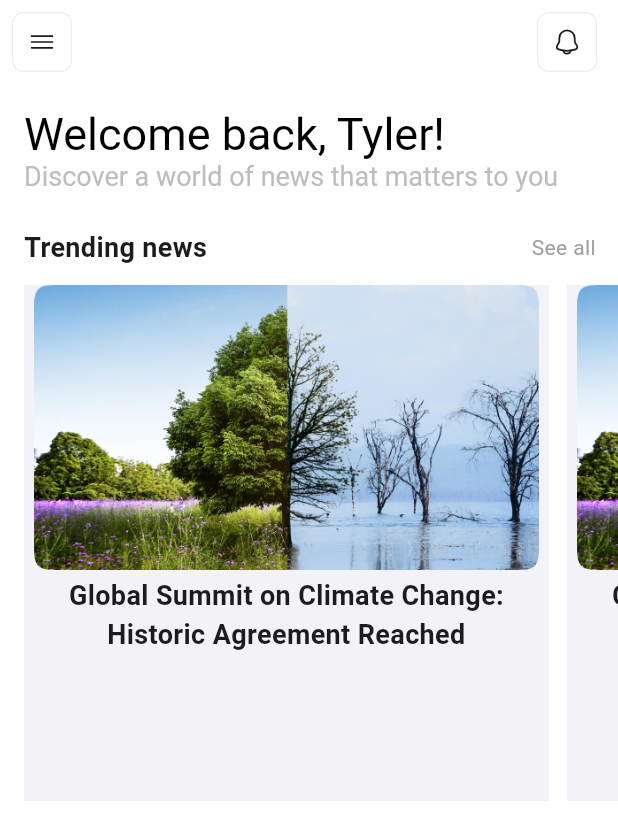
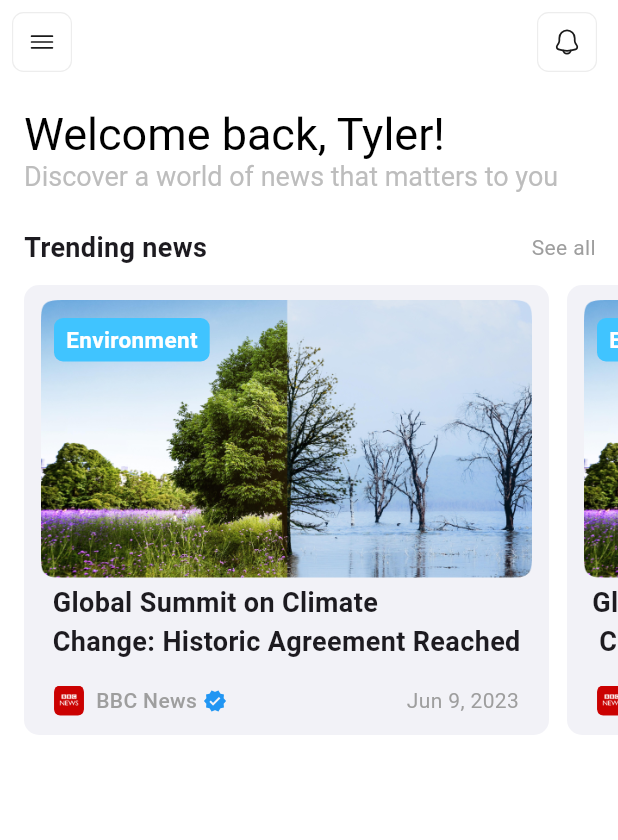
Before and after one commit to Dimo0-n/laborator2PAM, a Flutter app: the screen it shows after launch, on a phone screen of 412 x 824 dp. Shown: the top 840 px of the screen. Run offline on Flutter 3.47's test engine with Material 3 defaults, Android fonts, the phone set to English and light mode, and no system bars; our stand-ins replace flutter_svg.

Commit message:
adaugare containere de tranding news

```diff
--- a/lib/screens/home_screen.dart
+++ b/lib/screens/home_screen.dart
@@ -14,7 +14,6 @@ class HomeScreen extends StatelessWidget {
       body: Column(
         crossAxisAlignment: CrossAxisAlignment.start,
         children: [
-          // Textul de sus
           Padding(
             padding: const EdgeInsets.all(16.0),
             child: RichText(
--- a/lib/widgets/trending_news.dart
+++ b/lib/widgets/trending_news.dart
@@ -26,24 +26,31 @@ class TrendingNewsWidget extends StatelessWidget {
             ],
           ),
 
-          const SizedBox(height: 12), // spațiu între text și carusel
+          const SizedBox(height: 12),
 
-          // Carusel scrollabil orizontal
           SizedBox(
-            height: 344, // înălțimea caruselului
+            height: 300,
             child: ListView(
               scrollDirection: Axis.horizontal,
-              physics: BouncingScrollPhysics(), // efect de scroll mai smooth
+              physics: BouncingScrollPhysics(),
               children: const [
-                TrendingCard(title: 'Global Summit on Climate '
-                    'Change: Historic Agreement Reached', imagePath: 'assets/img_1.png'),
-                TrendingCard(title: 'Global Summit on Climate '
-                    'Change: Historic Agreement Reached', imagePath: 'assets/img_1.png'),
-                TrendingCard(title: 'Global Summit on Climate '
-                    'Change: Historic Agreement Reached', imagePath: 'assets/img_1.png'),
+                TrendingCard(title: 'Global Summit on Climate\n'
+                    'Change: Historic Agreement Reached', imagePath: 'assets/img_1.png',
+                  source: "BBC News",
+                  date: "Jun 9, 2023",),
+                TrendingCard(title: 'Global Summit on Climate\n '
+                    'Change: Historic Agreement Reached', imagePath: 'assets/img_1.png',
+                  source: "BBC News",
+                  date: "Jun 9, 2023",),
+                TrendingCard(title: 'Global Summit on Climate\n '
+                    'Change: Historic Agreement Reached', imagePath: 'assets/img_1.png',
+                  source: "BBC News",
+                  date: "Jun 9, 2023",),
               ],
             ),
-          )
+          ),
+          const SizedBox(height: 12),
+
         ],
       ),
     );
--- a/lib/widgets/trending_news_element.dart
+++ b/lib/widgets/trending_news_element.dart
@@ -4,8 +4,16 @@ import 'package:flutter/material.dart';
 class TrendingCard extends StatelessWidget {
   final String title;
   final String imagePath;
+  final String source;
+  final String date;
 
-  const TrendingCard({super.key, required this.title, required this.imagePath});
+  const TrendingCard({
+    super.key,
+    required this.title,
+    required this.imagePath,
+    required this.source,
+    required this.date,
+  });
 
   @override
   Widget build(BuildContext context) {
@@ -13,20 +21,100 @@ class TrendingCard extends StatelessWidget {
       width: 350, // lățimea cardului
       margin: const EdgeInsets.only(right: 12),
       decoration: BoxDecoration(
-        color: CupertinoColors.systemGrey6
+        color: CupertinoColors.systemGrey6,
+        borderRadius: BorderRadius.circular(10),
       ),
       child: Column(
         children: [
-          Image.asset(
-            imagePath,
-            height: 190,  // înălțimea imaginii
-            fit: BoxFit.contain, // păstrează proporțiile
+          const SizedBox(height: 10),
+          Stack(
+            children: [
+              ClipRRect(
+                borderRadius: const BorderRadius.only(
+                  topLeft: Radius.circular(10),
+                  topRight: Radius.circular(10),
+                ),
+                child: Image.asset(
+                  imagePath,
+                  height: 185,
+                  width: double.infinity,
+                  fit: BoxFit.contain,
+                ),
+              ),
+              Positioned(
+                top: 12,
+                left: 20,
+                child: Container(
+                  padding: const EdgeInsets.symmetric(horizontal: 8, vertical: 4),
+                  decoration: BoxDecoration(
+                    color: Colors.lightBlueAccent,
+                    borderRadius: BorderRadius.circular(6),
+                  ),
+                  child: const Text(
+                    "Environment",
+                    style: TextStyle(
+                      color: Colors.white,
+                      fontSize: 15,
+                      fontWeight: FontWeight.bold,
+                    ),
+                  ),
+                ),
+              ),
+            ],
           ),
           const SizedBox(height: 4),
-          Text(
-            title,
-            style: const TextStyle(fontSize: 18, fontWeight: FontWeight.bold),
-            textAlign: TextAlign.center,
+          Padding(
+            padding: const EdgeInsets.symmetric(horizontal: 8.0),
+            child: Text(
+              title,
+              style: const TextStyle(fontSize: 18, fontWeight: FontWeight.bold),
+              textAlign: TextAlign.start,
+            ),
+          ),
+          const SizedBox(height: 8),
+          Padding(
+            padding: const EdgeInsets.symmetric(horizontal: 20.0, vertical: 8.0),
+            child: Row(
+              children: [
+                // logo-ul BBC real
+                ClipRRect(
+                  borderRadius: BorderRadius.circular(4),
+                  child: SizedBox(
+                    width: 20,
+                    height: 20,
+                    child: Image.asset(
+                      "assets/bbc_logo.png",
+                      fit: BoxFit.cover, // acoperă toată zona
+                    ),
+                  ),
+                ),
+                const SizedBox(width: 8),
+                // Source name
+                Text(
+                  source,
+                  style: const TextStyle(
+                    fontSize: 14,
+                    color: Colors.grey,
+                    fontWeight: FontWeight.w500,
+                  ),
+                ),
+                const SizedBox(width: 4),
+                const Icon(
+                  Icons.verified,
+                  size: 16,
+                  color: Colors.blue,
+                ),
+                const Spacer(),
+                // Date
+                Text(
+                  date,
+                  style: const TextStyle(
+                    fontSize: 14,
+                    color: Colors.grey,
+                  ),
+                ),
+              ],
+            ),
           ),
         ],
       ),
--- a/pubspec.yaml
+++ b/pubspec.yaml
@@ -57,7 +57,7 @@ flutter:
     - assets/lateral_menu.svg
     - assets/notification.svg
     - assets/img_1.png
-    - assets/img_2.png
+    - assets/bbc_logo.png
 
   # To add assets to your application, add an assets section, like this:
   # assets:
```
Also changed, not shown: assets/bbc_logo.png (added).
